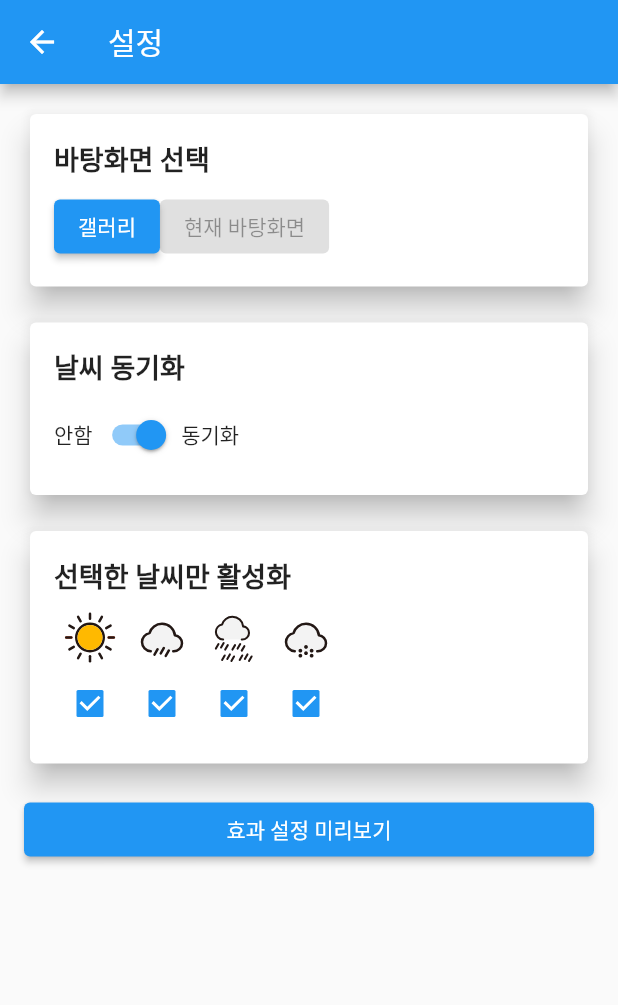
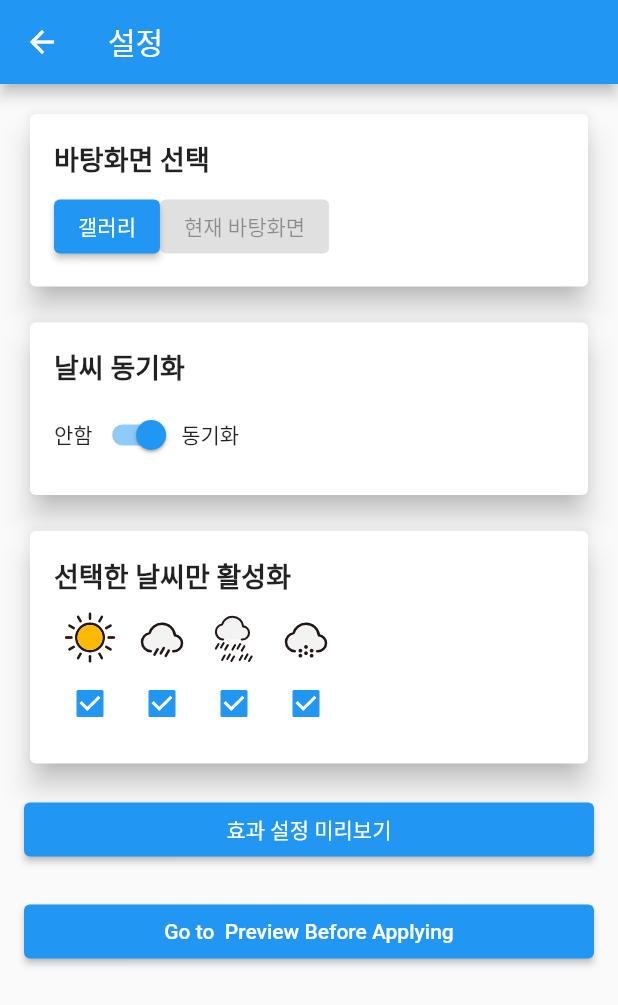
Before and after one commit to dgu-BOSSLE/flutter, a Flutter app: the DetailSettingsScreen screen opened directly, on a phone screen of 412 x 824 dp. Shown: the top 1005 px of the screen. Run offline on Flutter 3.47's test engine with Material 2 defaults, Android fonts, the light colour scheme and no system bars; our stand-ins replace flutter_svg, fluttertoast, image_picker, permission_handler, shared_preferences; missing offline and left inert: flutter_inappwebview, open_app_settings; accounts and stored records are empty.

Commit message:
fix: 버튼 추가.
상세 페이지에 해당 배경화면을 적용하는 버튼을 추가함.

```diff
--- a/lib/screens/detail_settings.dart
+++ b/lib/screens/detail_settings.dart
@@ -148,6 +148,16 @@ class _DetailSettingsState extends State<DetailSettingsScreen> {
                   );
                 },
                 child: Text('효과 설정 미리보기')),
+            SizedBox(height: 20),
+            ElevatedButton(
+              onPressed: () {
+                Navigator.push(
+                  context,
+                  MaterialPageRoute(builder: (context) => PreviewBeforeApplyingScreen()),
+                );
+              },
+              child: Text('Go to  Preview Before Applying'),
+            ),
           ],
         ),
       ),
```
Also changed, not shown: pubspec.lock.
